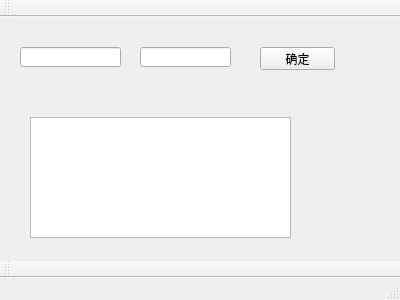
This is Qt_Client/mainwindow.ui in puppym/XmlProject as Qt 5 draws it before an edit. The edited form follows.
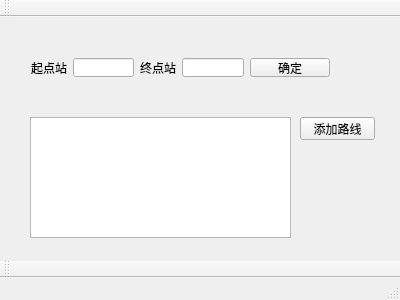
This is the edited form.

Commit message: 添加了客户端，能够完成功能查找路线和添加路线。修复了丢包的bug，但是整个系统还是存在一定的问题，详细见README.md

Patch:
```diff
--- a/Qt_Client/mainwindow.ui
+++ b/Qt_Client/mainwindow.ui
@@ -14,19 +14,6 @@
    <string>MainWindow</string>
   </property>
   <widget class="QWidget" name="centralWidget">
-   <widget class="QPushButton" name="pushButton">
-    <property name="geometry">
-     <rect>
-      <x>260</x>
-      <y>30</y>
-      <width>75</width>
-      <height>23</height>
-     </rect>
-    </property>
-    <property name="text">
-     <string>确定</string>
-    </property>
-   </widget>
    <widget class="QTextEdit" name="textEdit_route">
     <property name="geometry">
      <rect>
@@ -37,24 +24,56 @@
      </rect>
     </property>
    </widget>
-   <widget class="QLineEdit" name="lineEdit_end">
-    <property name="geometry">
-     <rect>
-      <x>140</x>
-      <y>30</y>
-      <width>91</width>
-      <height>20</height>
-     </rect>
-    </property>
-   </widget>
-   <widget class="QLineEdit" name="lineEdit_start">
+   <widget class="QWidget" name="horizontalLayoutWidget">
     <property name="geometry">
      <rect>
       <x>20</x>
       <y>30</y>
-      <width>101</width>
-      <height>20</height>
+      <width>321</width>
+      <height>41</height>
      </rect>
+    </property>
+    <layout class="QHBoxLayout" name="horizontalLayout">
+     <item>
+      <widget class="QLabel" name="label_2">
+       <property name="text">
+        <string>起点站</string>
+       </property>
+      </widget>
+     </item>
+     <item>
+      <widget class="QLineEdit" name="lineEdit_start"/>
+     </item>
+     <item>
+      <widget class="QLabel" name="label">
+       <property name="text">
+        <string>终点站</string>
+       </property>
+      </widget>
+     </item>
+     <item>
+      <widget class="QLineEdit" name="lineEdit_end"/>
+     </item>
+     <item>
+      <widget class="QPushButton" name="pushButton">
+       <property name="text">
+        <string>确定</string>
+       </property>
+      </widget>
+     </item>
+    </layout>
+   </widget>
+   <widget class="QPushButton" name="pushButton_2">
+    <property name="geometry">
+     <rect>
+      <x>300</x>
+      <y>100</y>
+      <width>75</width>
+      <height>23</height>
+     </rect>
+    </property>
+    <property name="text">
+     <string>添加路线</string>
     </property>
    </widget>
   </widget>
```
The commit also changes 26 other files.
